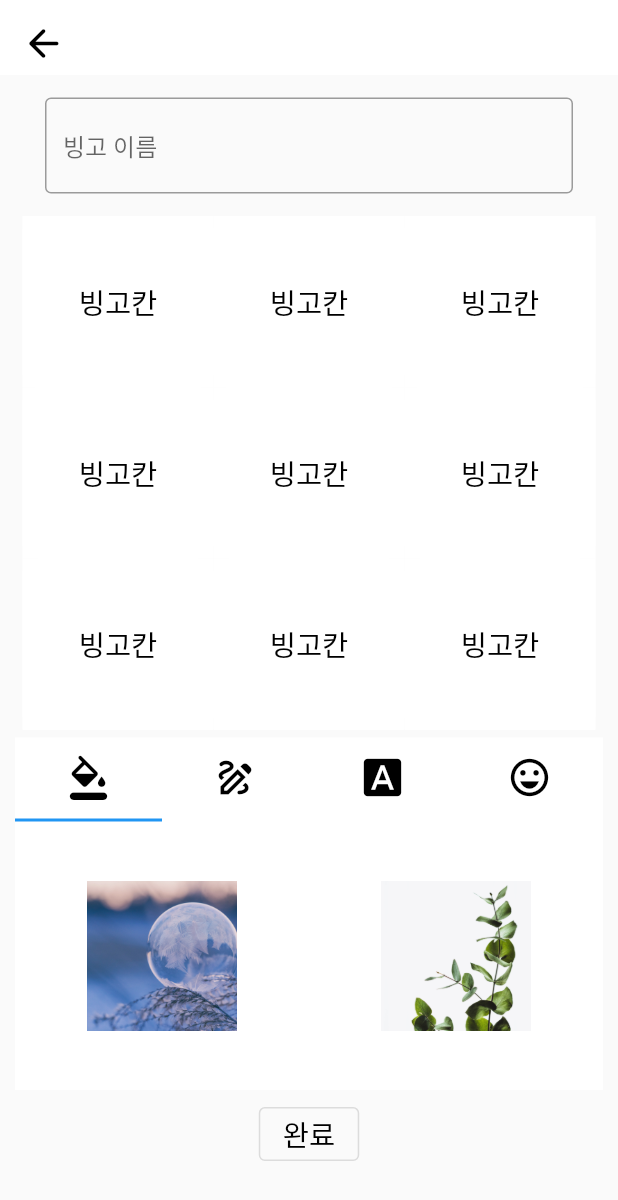
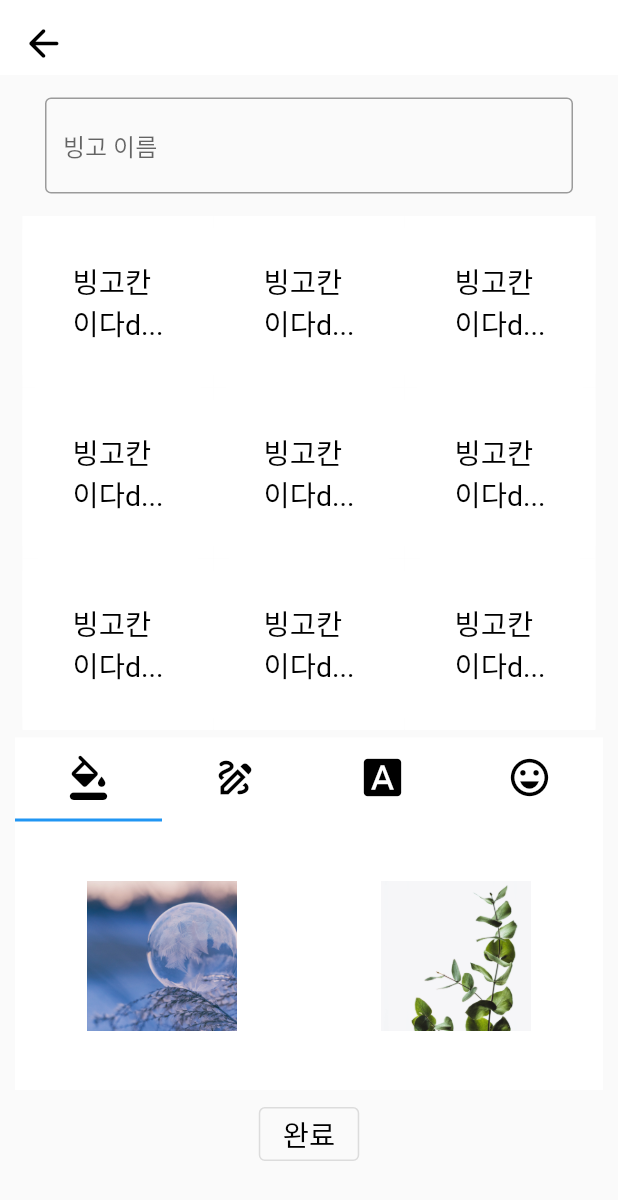
Before and after one commit to chaewool/Bin-goT, a Flutter app: the BingoForm screen opened directly, on a phone screen of 412 x 824 dp. Shown: the top 1200 px of the screen. Run offline on Flutter 3.47's test engine with Material 2 defaults, Android fonts, the phone set to English and light mode, and no system bars; drawn by our look-alikes of contained_tab_bar_view; our stand-ins replace image_picker, table_calendar; missing offline and left inert: kakao_flutter_sdk; Roboto replaces fonts that are missing (RIDIBatang).

Commit message:
#8 :sparkles: feat: applying bingo check icon

```diff
--- a/frontend/lib/pages/bingo_form_page.dart
+++ b/frontend/lib/pages/bingo_form_page.dart
@@ -24,7 +24,8 @@ class _BingoFormState extends State<BingoForm> {
   List<dynamic> selected = [
     null,
     [false, false, false, 0],
-    0
+    0,
+    0,
   ];
 
   void changeOption(int i) {
@@ -37,6 +38,10 @@ class _BingoFormState extends State<BingoForm> {
 
   void changeBackground(int newIdx) {
     backgroundIdx = backgroundIdx != newIdx ? newIdx : null;
+  }
+
+  void changeCheck(int newIdx) {
+    selected[3] = newIdx;
   }
 
   void changeSelected(int tabIndex, int i) {
@@ -61,6 +66,7 @@ class _BingoFormState extends State<BingoForm> {
           changeFont(matchFont[i]);
           break;
         default:
+          changeCheck(i);
           break;
       }
     });
@@ -98,9 +104,12 @@ class _BingoFormState extends State<BingoForm> {
             ),
           ),
           Flexible(
-              flex: 4,
-              child: BingoTabBar(
-                  selected: selected, changeSelected: changeSelected)),
+            flex: 4,
+            child: BingoTabBar(
+              selected: selected,
+              changeSelected: changeSelected,
+            ),
+          ),
           Flexible(
             flex: 1,
             child: Center(
--- a/frontend/lib/utilities/image_icon_utils.dart
+++ b/frontend/lib/utilities/image_icon_utils.dart
@@ -36,6 +36,7 @@ const bellIcon = Icons.notifications_none;
 const helpIcon = Icons.help_outline;
 const saveIcon = Icons.save;
 const sendIcon = Icons.send;
+const circleIcon = Icons.circle_outlined;
 
 const leftIcon = Icons.chevron_left_rounded;
 const rightIcon = Icons.chevron_right_rounded;
--- a/frontend/lib/widgets/bingo_board.dart
+++ b/frontend/lib/widgets/bingo_board.dart
@@ -1,3 +1,5 @@
+import 'dart:math';
+
 import 'package:bin_got/utilities/global_func.dart';
 import 'package:bin_got/utilities/style_utils.dart';
 import 'package:bin_got/widgets/box_container.dart';
@@ -91,10 +93,11 @@ class BingoBoard extends StatelessWidget {
 class EachBingo extends StatelessWidget {
   final bool isDetail, hasRoundEdge, hasBorder;
   final int index, cnt;
-  final String font;
+  final String font, title;
   final Color eachColor;
   const EachBingo({
     super.key,
+    this.title = '빙고칸이다dkdk',
     required this.index,
     required this.cnt,
     required this.font,
@@ -107,6 +110,20 @@ class EachBingo extends StatelessWidget {
   @override
   Widget build(BuildContext context) {
     Color convertedColor() => eachColor == blackColor ? whiteColor : blackColor;
+    String modifiedTitle() {
+      final length = title.length;
+      if (length < 4) {
+        return title;
+      } else {
+        final end = min(6, length);
+        var result = '${title.substring(0, 3)}\n${title.substring(3, end)}';
+        if (length >= 6) {
+          result += '...';
+        }
+        return result;
+      }
+    }
+
     return CustomBoxContainer(
       onTap: showModal(
         context: context,
@@ -123,7 +140,7 @@ class EachBingo extends StatelessWidget {
         child: Center(
           child: CustomText(
             color: convertedColor(),
-            content: '빙고칸',
+            content: modifiedTitle(),
             font: font,
           ),
         ),
--- a/frontend/lib/widgets/modal.dart
+++ b/frontend/lib/widgets/modal.dart
@@ -84,8 +84,7 @@ class _BingoModalState extends State<BingoModal> {
             const CustomInput(
               width: 200,
               height: 50,
-              explain: '제목(6자 이내)',
-              maxLength: 6,
+              explain: '제목',
             ),
             Row(
               mainAxisAlignment: MainAxisAlignment.spaceAround,
--- a/frontend/lib/widgets/tab_bar.dart
+++ b/frontend/lib/widgets/tab_bar.dart
@@ -33,12 +33,7 @@ class _BingoTabBarState extends State<BingoTabBar> {
         tabs: [
           for (IconData icon in iconList) Tab(child: CustomIcon(icon: icon)),
         ],
-        views: [
-          paintTab(),
-          optionOrFontTab(1),
-          optionOrFontTab(2),
-          stickerTab()
-        ],
+        views: [paintTab(), optionOrFontTab(1), optionOrFontTab(2), checkTab()],
       ),
     );
   }
@@ -121,18 +116,23 @@ class _BingoTabBarState extends State<BingoTabBar> {
     );
   }
 
-  SingleChildScrollView stickerTab() {
-    return SingleChildScrollView(
-      child: Row(
-        mainAxisSize: MainAxisSize.max,
-        children: [
-          CustomBoxContainer(
-            hasRoundEdge: false,
-            child: halfLogo,
-            // width: MediaQuery.of(context).size.width,
-          ),
-        ],
-      ),
+  Column checkTab() {
+    final iconList = [confirmIcon, closeIcon, circleIcon];
+    return Column(
+      children: [
+        Row(
+          mainAxisAlignment: MainAxisAlignment.center,
+          children: [
+            for (int i = 0; i < 3; i += 1)
+              CustomIconButton(
+                onPressed: () => widget.changeSelected(3, i),
+                icon: iconList[i],
+                size: 70,
+                color: i == widget.selected[3] ? redColor : blackColor,
+              ),
+          ],
+        ),
+      ],
     );
   }
 }
```
Also changed, not shown: frontend/lib/widgets/bingo_form_tab_item.dart (deleted, +0 -39 lines).
